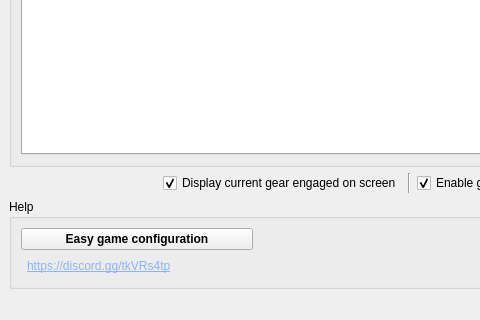
Old version of the form BrokenTC2/mainwindow.ui in the repository BrokenGameNoob/BrokenTC2; both pictures show x 0 to 480 and y 331 to 651 of the 773 by 651 pixel window.
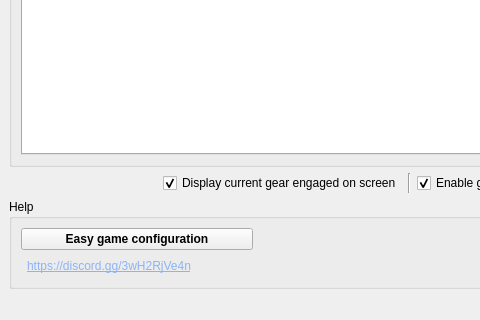
New version of the form. The open tabs and pages were chosen to show the change. Icons and pictures are not drawn.

Diff of the .ui file:
```diff
--- a/BrokenTC2/mainwindow.ui
+++ b/BrokenTC2/mainwindow.ui
@@ -1805,7 +1805,7 @@
          <item>
           <widget class="QLabel" name="label_2">
            <property name="text">
-            <string>&lt;html&gt;&lt;head/&gt;&lt;body&gt;&lt;p&gt;&lt;a href=&quot;https://discord.gg/tkVRs4tp&quot;&gt;&lt;span style=&quot; text-decoration: underline; color:#8ab4f8;&quot;&gt;https://discord.gg/tkVRs4tp&lt;/span&gt;&lt;/a&gt;&lt;/p&gt;&lt;/body&gt;&lt;/html&gt;</string>
+            <string>&lt;html&gt;&lt;head/&gt;&lt;body&gt;&lt;p&gt;&lt;a href=&quot;https://discord.gg/3wH2RjVe4n&quot;&gt;&lt;span style=&quot; text-decoration: underline; color:#8ab4f8;&quot;&gt;https://discord.gg/3wH2RjVe4n&lt;/span&gt;&lt;/a&gt;&lt;/p&gt;&lt;/body&gt;&lt;/html&gt;</string>
            </property>
            <property name="wordWrap">
             <bool>false</bool>
```
Left out of the diff: 8 changed lines with no effect on the pictures.
